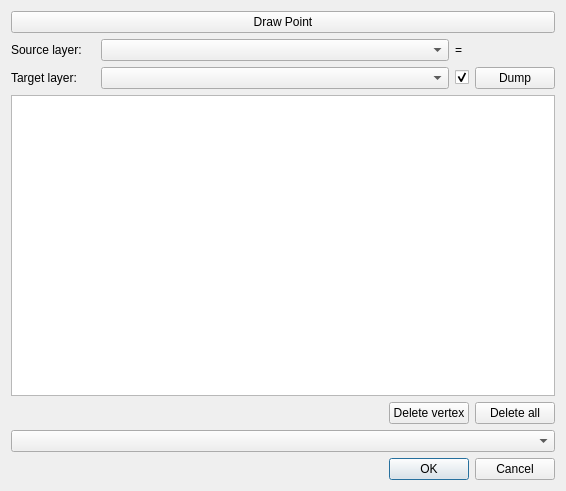
Before: the Qt Designer form Tachy2GIS_dialog_base.ui in Archaeological-Museum-Hamburg/Tachy2GIS, drawn with Qt 5.
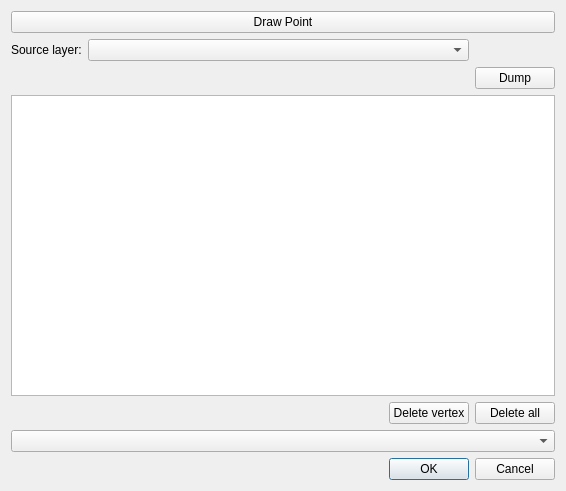
After: the same form once the commit is applied. Custom widgets are drawn as their Qt base class.

Commit message: Removed target layer from main dialog.

The edit to the form file:
```diff
--- a/Tachy2GIS_dialog_base.ui
+++ b/Tachy2GIS_dialog_base.ui
@@ -17,23 +17,7 @@
    <item row="5" column="0">
     <layout class="QHBoxLayout" name="horizontalLayout">
      <item>
-      <layout class="QGridLayout" name="gridLayout_2" rowstretch="0,0,0,0" columnstretch="1,1,0,1">
-       <item row="0" column="1">
-        <widget class="QgsMapLayerComboBox" name="sourceLayerComboBox"/>
-       </item>
-       <item row="3" column="0">
-        <widget class="QLabel" name="label">
-         <property name="maximumSize">
-          <size>
-           <width>84</width>
-           <height>16777215</height>
-          </size>
-         </property>
-         <property name="text">
-          <string>Target layer:</string>
-         </property>
-        </widget>
-       </item>
+      <layout class="QGridLayout" name="gridLayout_2" rowstretch="0,0,0,0" columnstretch="0,1,0">
        <item row="0" column="0">
         <widget class="QLabel" name="label_3">
          <property name="text">
@@ -41,27 +25,7 @@
          </property>
         </widget>
        </item>
-       <item row="0" column="2">
-        <widget class="QLabel" name="label_2">
-         <property name="text">
-          <string>=</string>
-         </property>
-        </widget>
-       </item>
-       <item row="3" column="1">
-        <widget class="QgsMapLayerComboBox" name="targetLayerComboBox"/>
-       </item>
        <item row="3" column="2">
-        <widget class="QCheckBox" name="synchCheckBox">
-         <property name="text">
-          <string/>
-         </property>
-         <property name="checked">
-          <bool>true</bool>
-         </property>
-        </widget>
-       </item>
-       <item row="3" column="3">
         <widget class="QPushButton" name="dumpButton">
          <property name="maximumSize">
           <size>
@@ -74,6 +38,9 @@
          </property>
         </widget>
        </item>
+       <item row="0" column="1">
+        <widget class="QgsMapLayerComboBox" name="sourceLayerComboBox"/>
+       </item>
       </layout>
      </item>
     </layout>
```
The commit also changes 2 other files.
